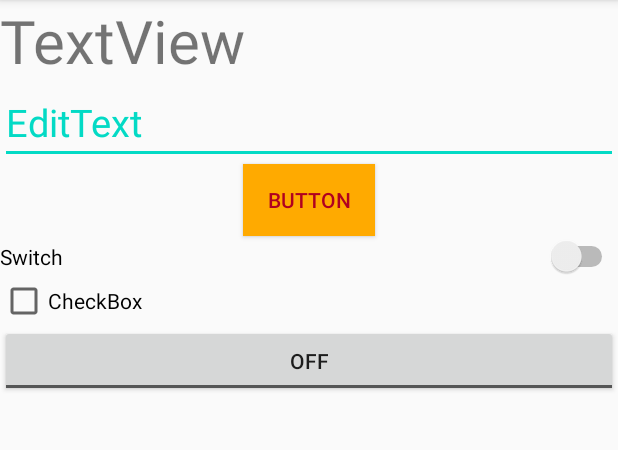
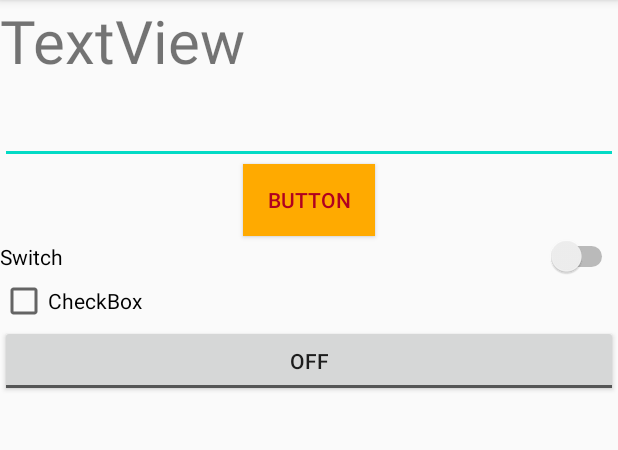
Before and after one commit to KozlovtsevSV/Android_1, an Android app: the screen it shows after launch (MainActivity), on a phone screen of 412 x 824 dp, the part 84-534 px from its top. Run offline under Robolectric (Android 15) with nearby library versions, the phone set to English and light mode, and no system bars.

Commit message:
test commit#3

```diff
--- a/app/src/main/res/layout/activity_main.xml
+++ b/app/src/main/res/layout/activity_main.xml
@@ -19,7 +19,7 @@
         android:layout_height="wrap_content"
         android:textColor="@color/colorAccent"
         android:textSize="25sp"
-        android:text="EditText" />
+        android:text="" />
 
     <Button
         android:id="@+id/button"
```
